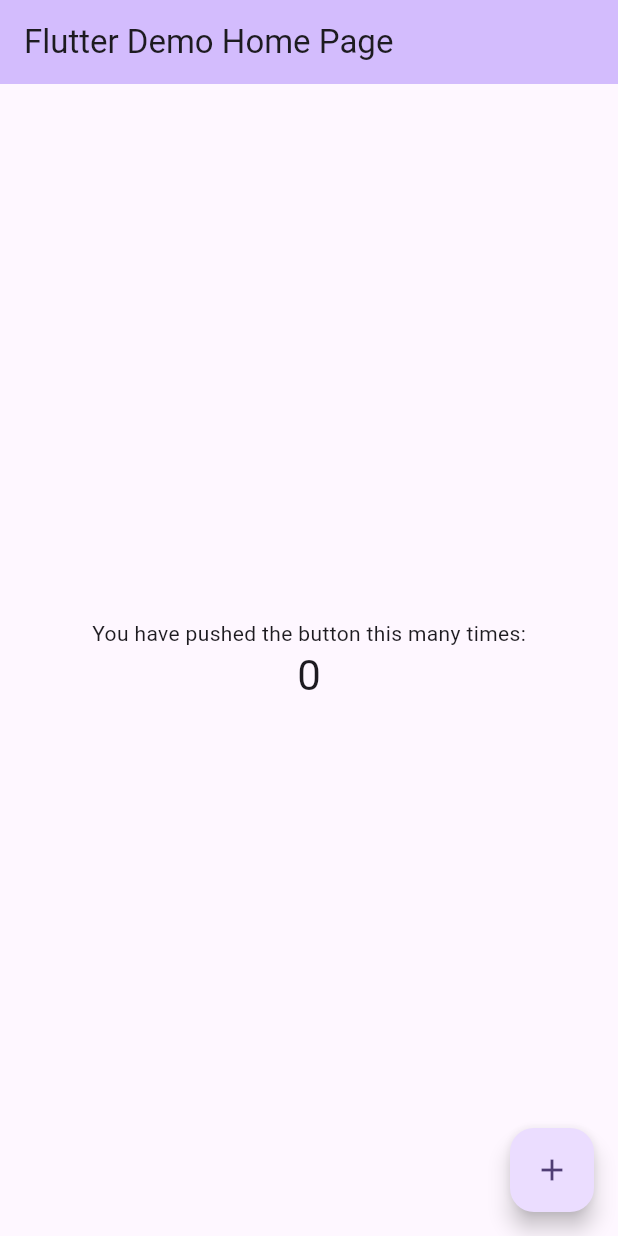
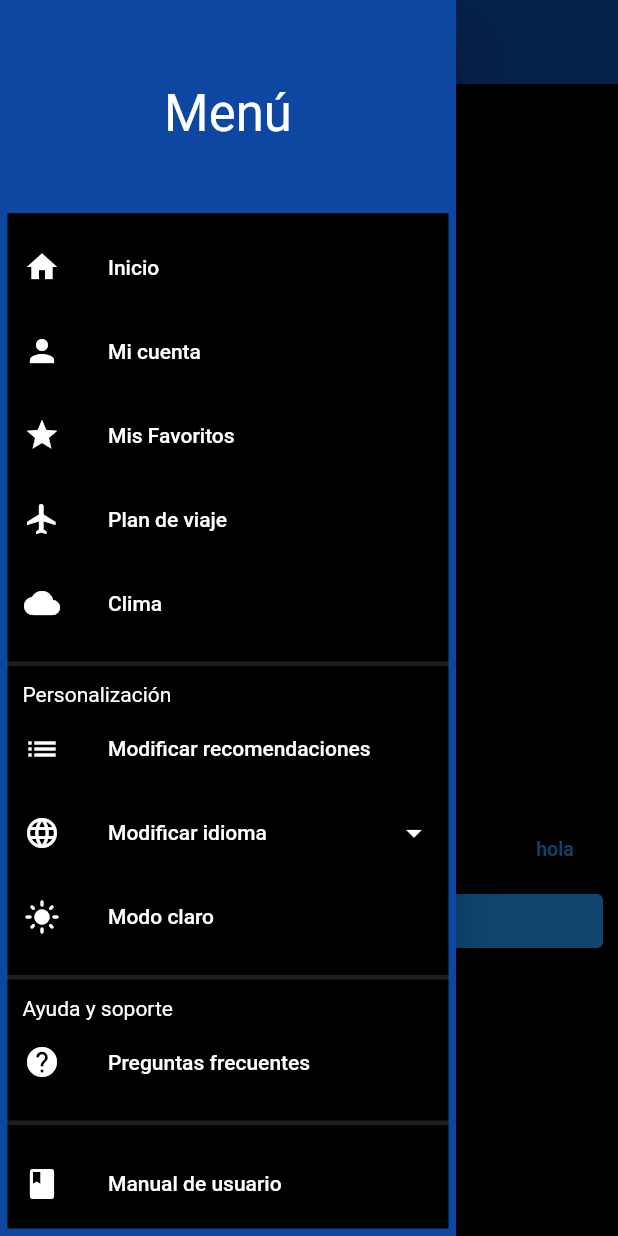
Before and after one commit to Alan-AMT/traknav_app, a Flutter app: the screen it shows after launch, with the side drawer open (before the commit the screen has no drawer), on a phone screen of 412 x 824 dp. Run offline on Flutter 3.47's test engine with Material 2 defaults, Android fonts, the phone set to English and light mode, and no system bars; our stand-ins replace auto_route, bloc, firebase_auth, firebase_core, flutter_bloc, flutter_easyloading and 1 more; accounts and stored records are empty; generated files the repository leaves out were written again.

Commit message:
project structure (bloc, router, cubit). Dark mode use case

```diff
--- /dev/null
+++ b/lib/app.dart
@@ -0,0 +1,126 @@
+import 'package:firebase_auth/firebase_auth.dart';
+import 'package:flutter/material.dart';
+import 'package:flutter/scheduler.dart';
+import 'package:flutter_bloc/flutter_bloc.dart';
+import 'package:flutter_easyloading/flutter_easyloading.dart';
+import 'package:traknav_app/ui/presentation/home/cubit/home_cubit.dart';
+import 'package:traknav_app/ui/router/android.dart';
+
+//TODO: REMOVE
+class CounterCubit extends Cubit<int> {
+  CounterCubit() : super(0);
+
+  void increment() => emit(state + 1);
+  void decrement() => emit(state - 1);
+}
+
+class TrakNavApp extends StatefulWidget {
+  const TrakNavApp({Key? key}) : super(key: key);
+
+  @override
+  State<StatefulWidget> createState() => _TrakNavApp();
+}
+
+class _TrakNavApp extends State<TrakNavApp> {
+  final androidRouter = AndroidRouter();
+  //TODO: if it doesn't work move to widget variable
+  void configLoading(Color color) {
+    EasyLoading.instance
+      // ..indicatorWidget = const CupertinoActivityIndicator(
+      //   radius: 20,
+      // )
+      ..indicatorType = EasyLoadingIndicatorType.fadingCircle
+      ..displayDuration = const Duration(milliseconds: 2000)
+      ..loadingStyle = EasyLoadingStyle.custom
+      ..animationStyle = EasyLoadingAnimationStyle.opacity
+      ..maskType = EasyLoadingMaskType.black
+      ..indicatorSize = 20.0
+      ..radius = 700.0
+      ..boxShadow = <BoxShadow>[]
+      ..backgroundColor = Colors.transparent
+      ..indicatorColor = color
+      // ..maskColor = color.withOpacity(0.2)
+      ..userInteractions = false
+      ..textColor = Colors.black
+      ..dismissOnTap = false;
+  }
+
+  @override
+  void initState() {
+    super.initState();
+    var brightness = SchedulerBinding.instance.window.platformBrightness;
+    if (brightness == Brightness.dark) {
+      configLoading(Colors.blueAccent);
+      // configLoading(primaryColorDark);
+    } else {
+      configLoading(Colors.blueAccent);
+      // configLoading(primaryColorLight);
+    }
+  }
+
+  @override
+  Widget build(BuildContext context) {
+    //TODO: LINK USER INSTANCE???? check login and sign up myevents
+    // FirebaseAuth.instance.userChanges().listen((User? user) async {
+    //   if (user == null) {
+    //     androidRouter.pushAndPopUntil(const SignInRoute(),
+    //         predicate: (Route<dynamic> route) => false);
+    //   }
+    // });
+    //TODO: CHANGE FOR MULTIBLOC PROVIDER AND ADD BLOCS
+    return BlocProvider(
+      create: (_) => HomeCubit(),
+      child: BlocBuilder<HomeCubit, HomeState>(builder: (context, state) {
+        return MaterialApp.router(
+          //TODO: Read state and change based on state change?
+          // state.lang == en ? en : spa
+          // locale: const Locale("mx"),
+          builder: EasyLoading.init(),
+          themeMode: state.isLightTheme ? ThemeMode.light : ThemeMode.dark,
+          routerConfig: androidRouter.config(),
+          //TODO: Move to separated files
+          theme: ThemeData(
+              textTheme: const TextTheme(
+                  headlineMedium: TextStyle(color: Colors.white)),
+              drawerTheme: const DrawerThemeData(
+                  backgroundColor: Colors.white,
+                  shape: ContinuousRectangleBorder(
+                      side: BorderSide(
+                          color: Color.fromRGBO(13, 71, 161, 1), width: 12))
+                  // endShape: LinearBorder(end: LinearBorderEdge(size: 0.8))
+                  )),
+          // theme: ThemeData.light(),
+          darkTheme: ThemeData(
+              brightness: Brightness.dark,
+              canvasColor: Colors.black,
+              scaffoldBackgroundColor: Colors.black,
+              appBarTheme: const AppBarTheme(
+                  backgroundColor: Color.fromRGBO(13, 71, 161, 1)),
+              iconTheme: const IconThemeData(color: Colors.white),
+              textTheme: const TextTheme(
+                  bodyLarge: TextStyle(color: Colors.white),
+                  headlineMedium: TextStyle(color: Colors.white)),
+              drawerTheme: const DrawerThemeData(
+                  backgroundColor: Colors.black,
+                  shape: ContinuousRectangleBorder(
+                      side: BorderSide(
+                          color: Color.fromRGBO(13, 71, 161, 1), width: 10))
+                  // endShape: LinearBorder(end: LinearBorderEdge(size: 0.8))
+                  )),
+          // darkTheme: ThemeData.dark(),
+        );
+      }),
+    );
+    // final app = MaterialApp.router(routerConfig: androidRouter.config());
+    // return GestureDetector(
+    //   onTap: () {
+    //     FocusScopeNode currentFocus = FocusScope.of(context);
+    //     if (!currentFocus.hasPrimaryFocus &&
+    //         currentFocus.focusedChild != null) {
+    //       FocusManager.instance.primaryFocus?.unfocus();
+    //     }
+    //   },
+    //   child: app,
+    // );
+  }
+}
--- a/lib/main.dart
+++ b/lib/main.dart
@@ -1,125 +1,12 @@
 import 'package:flutter/material.dart';
+import 'package:firebase_core/firebase_core.dart';
+import 'package:traknav_app/app.dart';
+import 'firebase_options.dart';
 
-void main() {
-  runApp(const MyApp());
+void main() async {
+  WidgetsFlutterBinding.ensureInitialized();
+  await Firebase.initializeApp(
+    options: DefaultFirebaseOptions.currentPlatform,
+  );
+  runApp(const TrakNavApp());
 }
-
-class MyApp extends StatelessWidget {
-  const MyApp({super.key});
-
-  // This widget is the root of your application.
-  @override
-  Widget build(BuildContext context) {
-    return MaterialApp(
-      title: 'Flutter Demo',
-      theme: ThemeData(
-        // This is the theme of your application.
-        //
-        // TRY THIS: Try running your application with "flutter run". You'll see
-        // the application has a blue toolbar. Then, without quitting the app,
-        // try changing the seedColor in the colorScheme below to Colors.green
-        // and then invoke "hot reload" (save your changes or press the "hot
-        // reload" button in a Flutter-supported IDE, or press "r" if you used
-        // the command line to start the app).
-        //
-        // Notice that the counter didn't reset back to zero; the application
-        // state is not lost during the reload. To reset the state, use hot
-        // restart instead.
-        //
-        // This works for code too, not just values: Most code changes can be
-        // tested with just a hot reload.
-        colorScheme: ColorScheme.fromSeed(seedColor: Colors.deepPurple),
-        useMaterial3: true,
-      ),
-      home: const MyHomePage(title: 'Flutter Demo Home Page'),
-    );
-  }
-}
-
-class MyHomePage extends StatefulWidget {
-  const MyHomePage({super.key, required this.title});
-
-  // This widget is the home page of your application. It is stateful, meaning
-  // that it has a State object (defined below) that contains fields that affect
-  // how it looks.
-
-  // This class is the configuration for the state. It holds the values (in this
-  // case the title) provided by the parent (in this case the App widget) and
-  // used by the build method of the State. Fields in a Widget subclass are
-  // always marked "final".
-
-  final String title;
-
-  @override
-  State<MyHomePage> createState() => _MyHomePageState();
-}
-
-class _MyHomePageState extends State<MyHomePage> {
-  int _counter = 0;
-
-  void _incrementCounter() {
-    setState(() {
-      // This call to setState tells the Flutter framework that something has
-      // changed in this State, which causes it to rerun the build method below
-      // so that the display can reflect the updated values. If we changed
-      // _counter without calling setState(), then the build method would not be
-      // called again, and so nothing would appear to happen.
-      _counter++;
-    });
-  }
-
-  @override
-  Widget build(BuildContext context) {
-    // This method is rerun every time setState is called, for instance as done
-    // by the _incrementCounter method above.
-    //
-    // The Flutter framework has been optimized to make rerunning build methods
-    // fast, so that you can just rebuild anything that needs updating rather
-    // than having to individually change instances of widgets.
-    return Scaffold(
-      appBar: AppBar(
-        // TRY THIS: Try changing the color here to a specific color (to
-        // Colors.amber, perhaps?) and trigger a hot reload to see the AppBar
-        // change color while the other colors stay the same.
-        backgroundColor: Theme.of(context).colorScheme.inversePrimary,
-        // Here we take the value from the MyHomePage object that was created by
-        // the App.build method, and use it to set our appbar title.
-        title: Text(widget.title),
-      ),
-      body: Center(
-        // Center is a layout widget. It takes a single child and positions it
-        // in the middle of the parent.
-        child: Column(
-          // Column is also a layout widget. It takes a list of children and
-          // arranges them vertically. By default, it sizes itself to fit its
-          // children horizontally, and tries to be as tall as its parent.
-          //
-          // Column has various properties to control how it sizes itself and
-          // how it positions its children. Here we use mainAxisAlignment to
-          // center the children vertically; the main axis here is the vertical
-          // axis because Columns are vertical (the cross axis would be
-          // horizontal).
-          //
-          // TRY THIS: Invoke "debug painting" (choose the "Toggle Debug Paint"
-          // action in the IDE, or press "p" in the console), to see the
-          // wireframe for each widget.
-          mainAxisAlignment: MainAxisAlignment.center,
-          children: <Widget>[
-            const Text(
-              'You have pushed the button this many times:',
-            ),
-            Text(
-              '$_counter',
-              style: Theme.of(context).textTheme.headlineMedium,
-            ),
-          ],
-        ),
-      ),
-      floatingActionButton: FloatingActionButton(
-        onPressed: _incrementCounter,
-        tooltip: 'Increment',
-        child: const Icon(Icons.add),
-      ), // This trailing comma makes auto-formatting nicer for build methods.
-    );
-  }
-}
--- /dev/null
+++ b/lib/ui/presentation/home/cubit/home_cubit.dart
@@ -0,0 +1,21 @@
+import 'package:bloc/bloc.dart';
+import 'package:freezed_annotation/freezed_annotation.dart';
+import 'package:meta/meta.dart';
+
+part 'home_state.dart';
+part 'home_cubit.freezed.dart';
+
+abstract class IHomeCubit {
+  void changeThemeMode();
+}
+
+class HomeCubit extends Cubit<HomeState> implements IHomeCubit {
+  HomeCubit() : super(const HomeState.initial());
+
+  @override
+  void changeThemeMode() {
+    final isLightTheme = state.isLightTheme;
+    emit(state.copyWith(isLightTheme: !isLightTheme));
+    // emit(state.copyWith(isLoadingExpenses: true, expensesFilterDay: date));
+  }
+}
--- /dev/null
+++ b/lib/ui/presentation/home/cubit/home_state.dart
@@ -0,0 +1,15 @@
+part of 'home_cubit.dart';
+
+// @freezed
+// sealed class HomeState {
+//   final int hola = 2;
+// }
+
+// final class HomeInitial extends HomeState {}
+
+@freezed
+class HomeState with _$HomeState {
+  const factory HomeState.initial({
+    @Default(false) bool isLightTheme,
+  }) = _Initial;
+}
--- /dev/null
+++ b/lib/ui/presentation/home/main.dart
@@ -0,0 +1,210 @@
+import 'package:auto_route/auto_route.dart';
+import 'package:flutter/material.dart';
+import 'package:flutter_bloc/flutter_bloc.dart';
+import 'package:traknav_app/app.dart';
+import 'package:traknav_app/ui/presentation/home/cubit/home_cubit.dart';
+import 'package:traknav_app/ui/router/android.gr.dart';
+
+@RoutePage()
+class HomePage extends StatefulWidget {
+  const HomePage({Key? key}) : super(key: key);
+
+  @override
+  State<StatefulWidget> createState() => _HomePage();
+}
+
+class _HomePage extends State<HomePage> {
+  bool isDisplayLanguages = false;
+  @override
+  Widget build(BuildContext context) {
+    return BlocBuilder<HomeCubit, HomeState>(builder: (context, state) {
+      return Scaffold(
+          appBar: AppBar(
+            title: const Text("TrakNav"),
+          ),
+          // drawerScrimColor: Colors.transparent,
+          drawer: Drawer(
+            child: Column(children: [
+              SizedBox(
+                height: 150,
+                child: DrawerHeader(
+                    decoration: const BoxDecoration(
+                      color: Color.fromRGBO(13, 71, 161, 1),
+                    ),
+                    child: Center(
+                      child: Text(
+                        'Menú',
+                        style: Theme.of(context).textTheme.headlineMedium,
+                      ),
+                    )),
+              ),
+              Expanded(
+                child: ListView(padding: EdgeInsets.zero, children: [
+                  const ListTile(
+                    leading: Icon(Icons.home),
+                    title: Text('Inicio'),
+                  ),
+                  const ListTile(
+                    leading: Icon(Icons.person),
+                    title: Text('Mi cuenta'),
+                  ),
+                  const ListTile(
+                    leading: Icon(Icons.star),
+                    title: Text('Mis Favoritos'),
+                  ),
+                  const ListTile(
+                    leading: Icon(Icons.flight),
+                    title: Text('Plan de viaje'),
+                  ),
+                  const ListTile(
+                    leading: Icon(Icons.cloud),
+                    title: Text('Clima'),
+                  ),
+                  const Divider(height: 25, thickness: 3),
+                  const Padding(
+                      padding: EdgeInsets.symmetric(horizontal: 15),
+                      child: Text("Personalización")),
+                  const ListTile(
+                    leading: Icon(Icons.list),
+                    title: Text(
+                      'Modificar recomendaciones',
+                      maxLines: 3,
+                      overflow: TextOverflow.fade,
+                    ),
+                  ),
+                  ListTile(
+                    leading: const Icon(Icons.language),
+                    title: const Text(
+                      'Modificar idioma',
+                      maxLines: 3,
+                      overflow: TextOverflow.fade,
+                    ),
+                    trailing: isDisplayLanguages
+                        ? const Icon(Icons.arrow_drop_up_sharp)
+                        : const Icon(Icons.arrow_drop_down_sharp),
+                    onTap: () {
+                      setState(() {
+                        isDisplayLanguages = !isDisplayLanguages;
+                      });
+                    },
+                  ),
+                  Padding(
+                    padding: const EdgeInsets.only(left: 10),
+                    child: isDisplayLanguages
+                        ? const Column(
+                            children: [
+                              ListTile(
+                                title: Text(
+                                  'Español',
+                                  maxLines: 3,
+                                  overflow: TextOverflow.fade,
+                                ),
+                              ),
+                              ListTile(
+                                title: Text(
+                                  'Inglés',
+                                  maxLines: 3,
+                                  overflow: TextOverflow.fade,
+                                ),
+                              ),
+                            ],
+                          )
+                        : null,
+                  ),
+                  ListTile(
+                    leading: state.isLightTheme
+                        ? const Icon(Icons.dark_mode)
+                        : const Icon(Icons.light_mode),
+                    // leading: Icon(Icons.dark_mode),
+                    title: Text(
+                      'Modo ${state.isLightTheme ? "oscuro" : "claro"}',
+                      maxLines: 3,
+                      overflow: TextOverflow.fade,
+                    ),
+                    onTap: () {
+                      context.read<HomeCubit>().changeThemeMode();
+                    },
+                  ),
+                  const Divider(height: 25, thickness: 3),
+                  const Padding(
+                      padding: EdgeInsets.symmetric(horizontal: 15),
+                      child: Text("Ayuda y soporte")),
+                  const ListTile(
+                      leading: Icon(Icons.help),
+                      title: Text(
+                        'Preguntas frecuentes',
+                        maxLines: 3,
+                        overflow: TextOverflow.fade,
+                      )),
+                  const Divider(height: 25, thickness: 3),
+                  const ListTile(
+                      leading: Icon(Icons.book),
+                      title: Text(
+                        'Manual de usuario',
+                        maxLines: 3,
+                        overflow: TextOverflow.fade,
+                      )),
+                  const ListTile(
+                      leading: Icon(Icons.info),
+                      title: Text(
+                        'Acerca de',
+                        maxLines: 3,
+                        overflow: TextOverflow.fade,
+                      )),
+                  const ListTile(
+                      leading: Icon(Icons.login_outlined),
+                      title: Text(
+                        'Cerrar sesión',
+                        maxLines: 3,
+                        overflow: TextOverflow.fade,
+                      )),
+                ]),
+              )
+            ]),
+          ),
+          body: SafeArea(
+              child: Container(
+            margin: const EdgeInsets.symmetric(horizontal: 10),
+            child: Column(
+                mainAxisAlignment: MainAxisAlignment.spaceAround,
+                children: [
+                  ElevatedButton(
+                      onPressed: () {
+                        AutoRouter.of(context).push(const SignInRoute());
+                      },
+                      child: const Text("Iniciar sesión")),
+                  Column(
+                    crossAxisAlignment: CrossAxisAlignment.stretch,
+                    mainAxisAlignment: MainAxisAlignment.center,
+                    children: [
+                      const SizedBox(height: 24),
+                      Column(
+                        crossAxisAlignment: CrossAxisAlignment.end,
+                        children: [
+                          TextButton(
+                              child: const Text(
+                                "hola",
+                                style: TextStyle(fontSize: 13),
+                              ),
+                              onPressed: () {})
+                        ],
+                      ),
+                      ElevatedButton(onPressed: () {}, child: const Text("")),
+                      // const SizedBox(height: 16),
+                      Row(
+                        mainAxisAlignment: MainAxisAlignment.center,
+                        children: [
+                          const Text("", style: TextStyle(fontSize: 13)),
+                          TextButton(
+                              onPressed: () {}, //changes from signup
+                              child: const Text("",
+                                  style: TextStyle(fontSize: 13)))
+                        ],
+                      )
+                    ],
+                  )
+                ]),
+          )));
+    });
+  }
+}
--- /dev/null
+++ b/lib/ui/router/android.dart
@@ -0,0 +1,13 @@
+import 'package:auto_route/auto_route.dart';
+
+import 'android.gr.dart';
+
+@AutoRouterConfig()
+class AndroidRouter extends $AndroidRouter {
+  @override
+  List<AutoRoute> get routes => [
+        AutoRoute(page: HomeRoute.page, initial: true),
+        AutoRoute(page: SignInRoute.page),
+        AutoRoute(page: SignUpRoute.page),
+      ];
+}
```
Also changed, not shown: lib/ui/presentation/signin/main.dart (added, +67 -0 lines), lib/ui/presentation/signup/main.dart (added, +76 -0 lines), pubspec.yaml (+10 -1 lines), lib/firebase_options.dart (added), lib/ui/presentation/main.dart (added), pubspec.lock, 3 other files.
